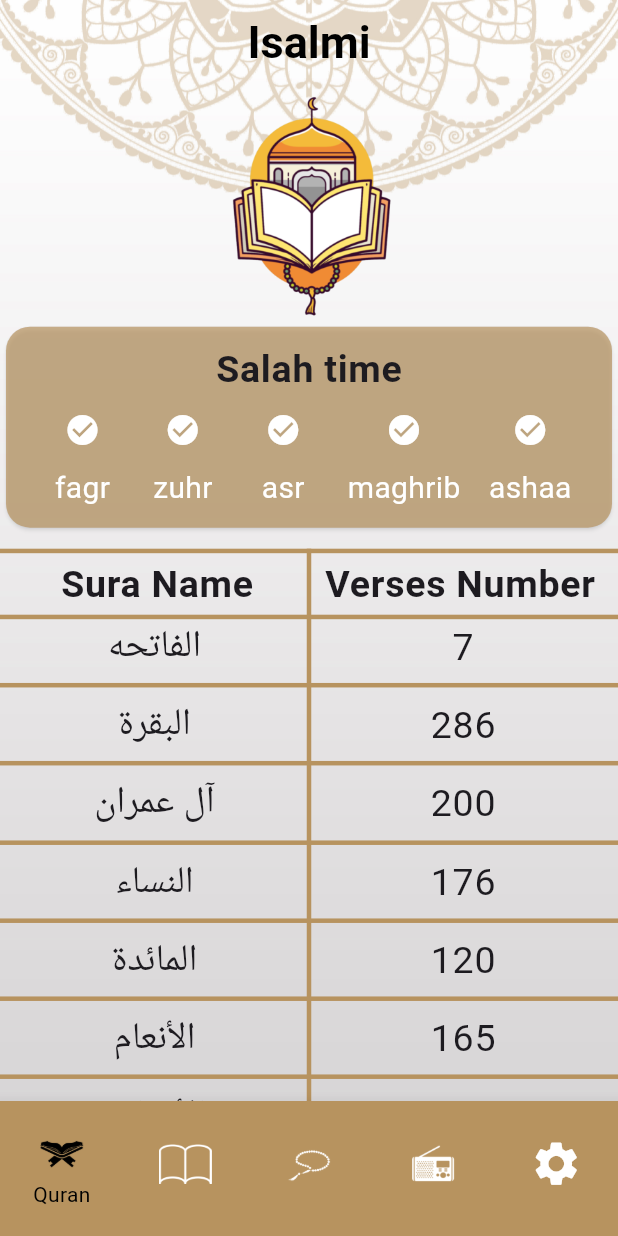
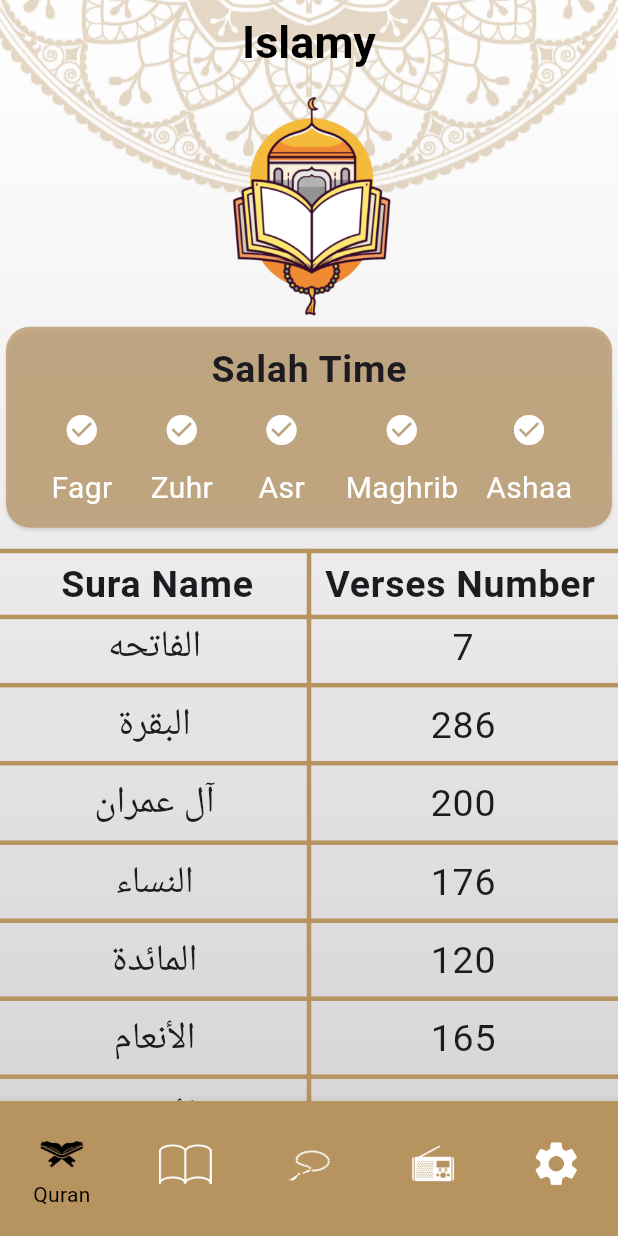
Before and after one commit to MahmoudHassan9/Islami_app, a Flutter app: the screen it shows after launch, on a phone screen of 412 x 824 dp. Run offline on Flutter 3.47's test engine with Material 3 defaults, Android fonts, the phone set to English and light mode, and no system bars; missing offline and left inert: dart:ffi; generated files the repository leaves out were written again.

Commit message:
+ Localization

```diff
--- /dev/null
+++ b/l10n.yaml
@@ -0,0 +1,3 @@
+arb-dir: lib/l10n
+template-arb-file: app_en.arb
+output-localization-file: app_localizations.dart
--- a/lib/my_app/my_app.dart
+++ b/lib/my_app/my_app.dart
@@ -9,15 +9,18 @@ import '../core/routes_manager.dart';
 import '../presentation/screens/hadith_details_screen/hadith_details_screen.dart';
 import '../presentation/screens/home/home_screen.dart';
 import '../presentation/screens/splash/splash_screen.dart';
-
+import 'package:flutter_gen/gen_l10n/app_localizations.dart';
 class MyApp extends StatelessWidget {
   const MyApp({super.key});
 
   @override
   Widget build(BuildContext context) {
     return MaterialApp(
+      locale: const Locale('en'),
       debugShowCheckedModeBanner: false,
       theme: AppTheme.lightTheme,
+      localizationsDelegates:AppLocalizations.localizationsDelegates,
+      supportedLocales: AppLocalizations.supportedLocales,
       routes: {
         RoutesManager.splashRoute: (_) => const SplashScreen(),
         RoutesManager.homeRoute: (_) => const HomeScreen(),
--- a/lib/presentation/screens/home/home_screen.dart
+++ b/lib/presentation/screens/home/home_screen.dart
@@ -6,7 +6,7 @@ import 'package:islami_app/presentation/screens/home/tabs/quran_tab/quran_tab.da
 import 'package:islami_app/presentation/screens/home/tabs/radio_tab/radio_tab.dart';
 import 'package:islami_app/presentation/screens/home/tabs/sebha_tab/sebha_tab.dart';
 import 'package:islami_app/presentation/screens/home/tabs/settings_tab/settings_tab.dart';
-
+import 'package:flutter_gen/gen_l10n/app_localizations.dart';
 import '../../../core/assets_manager.dart';
 
 class HomeScreen extends StatefulWidget {
@@ -39,8 +39,8 @@ class _HomeScreenState extends State<HomeScreen> {
       ),
       child: Scaffold(
         appBar: AppBar(
-          title: const Text(
-            'Isalmi',
+          title: Text(
+            AppLocalizations.of(context)!.islamy,
           ),
         ),
         body: tabs[currentIndex],
@@ -50,49 +50,49 @@ class _HomeScreenState extends State<HomeScreen> {
             setState(() {});
           },
           currentIndex: currentIndex,
-          items: const [
+          items:  [
             BottomNavigationBarItem(
-              icon: ImageIcon(
+              icon: const ImageIcon(
                 size: 35,
                 AssetImage(
                   AssetsManager.quranIcon,
                 ),
               ),
-              label: 'Quran',
+              label: AppLocalizations.of(context)!.quranTab,
             ),
             BottomNavigationBarItem(
-              icon: ImageIcon(
+              icon: const ImageIcon(
                 size: 35,
                 AssetImage(
                   AssetsManager.hadithIcon,
                 ),
               ),
-              label: 'Hadith',
+              label: AppLocalizations.of(context)!.hadithTab,
             ),
             BottomNavigationBarItem(
-              icon: ImageIcon(
+              icon: const ImageIcon(
                 size: 35,
                 AssetImage(
                   AssetsManager.sebhaIcon,
                 ),
               ),
-              label: 'Sebha',
+              label:  AppLocalizations.of(context)!.sebhaTab,
             ),
             BottomNavigationBarItem(
-              icon: ImageIcon(
+              icon: const ImageIcon(
                 size: 35,
                 AssetImage(
                   AssetsManager.radioIcon,
                 ),
               ),
-              label: 'Radio',
+              label:  AppLocalizations.of(context)!.radioTab,
             ),
             BottomNavigationBarItem(
-              icon: Icon(
+              icon: const Icon(
                 Icons.settings,
                 size: 35,
               ),
-              label: 'Settings',
+              label: AppLocalizations.of(context)!.settingsTab,
             ),
           ],
         ),
--- a/lib/presentation/screens/home/tabs/hadith_tab/widgets/el_ahadith_title.dart
+++ b/lib/presentation/screens/home/tabs/hadith_tab/widgets/el_ahadith_title.dart
@@ -1,6 +1,6 @@
 import 'package:flutter/cupertino.dart';
 import 'package:flutter/material.dart';
-
+import 'package:flutter_gen/gen_l10n/app_localizations.dart';
 class ElAhadithTitle extends StatelessWidget {
   const ElAhadithTitle({
     super.key,
@@ -23,7 +23,7 @@ class ElAhadithTitle extends StatelessWidget {
         ),
       ),
       child: Text(
-        'EL-Ahadith',
+        AppLocalizations.of(context)!.elAhadith,
         style: Theme.of(context).textTheme.labelMedium,
       ),
     );
--- a/lib/presentation/screens/home/tabs/quran_tab/widgets/name_and_number_title.dart
+++ b/lib/presentation/screens/home/tabs/quran_tab/widgets/name_and_number_title.dart
@@ -1,6 +1,6 @@
 import 'package:flutter/cupertino.dart';
 import 'package:flutter/material.dart';
-
+import 'package:flutter_gen/gen_l10n/app_localizations.dart';
 class NameAndNumberTitle extends StatelessWidget {
   const NameAndNumberTitle({super.key});
 
@@ -21,14 +21,14 @@ class NameAndNumberTitle extends StatelessWidget {
           children: [
             Expanded(
               child: Text(
-                'Sura Name',
+                AppLocalizations.of(context)!.suraName,
                 style: Theme.of(context).textTheme.labelMedium,
                 textAlign: TextAlign.center,
               ),
             ),
             Expanded(
               child: Text(
-                'Verses Number',
+                AppLocalizations.of(context)!.versesNumber,
                 style: Theme.of(context).textTheme.labelMedium,
                 textAlign: TextAlign.center,
               ),
--- a/lib/presentation/screens/home/tabs/quran_tab/widgets/salah_card_table.dart
+++ b/lib/presentation/screens/home/tabs/quran_tab/widgets/salah_card_table.dart
@@ -1,6 +1,7 @@
 import 'package:flutter/cupertino.dart';
 import 'package:flutter/material.dart';
 import 'package:islami_app/presentation/screens/home/tabs/quran_tab/widgets/salah_and_icon_column.dart';
+import 'package:flutter_gen/gen_l10n/app_localizations.dart';
 
 class SalahCardTable extends StatelessWidget {
   const SalahCardTable({super.key});
@@ -21,26 +22,26 @@ class SalahCardTable extends StatelessWidget {
         child: Column(
           children: [
             Text(
-              'Salah time',
+              AppLocalizations.of(context)!.salahTime,
               style: Theme.of(context).textTheme.labelMedium,
             ),
-            const Row(
+            Row(
               mainAxisAlignment: MainAxisAlignment.spaceEvenly,
               children: [
                 SalahAndIconColumn(
-                  text: 'fagr',
+                  text: AppLocalizations.of(context)!.fagr,
                 ),
                 SalahAndIconColumn(
-                  text: 'zuhr',
+                  text: AppLocalizations.of(context)!.zuhr,
                 ),
                 SalahAndIconColumn(
-                  text: 'asr',
+                  text: AppLocalizations.of(context)!.asr,
                 ),
                 SalahAndIconColumn(
-                  text: 'maghrib',
+                  text: AppLocalizations.of(context)!.maghrib,
                 ),
                 SalahAndIconColumn(
-                  text: 'ashaa',
+                  text: AppLocalizations.of(context)!.ashaa,
                 ),
               ],
             ),
--- a/lib/presentation/screens/home/tabs/sebha_tab/sebha_tab.dart
+++ b/lib/presentation/screens/home/tabs/sebha_tab/sebha_tab.dart
@@ -4,7 +4,7 @@ import 'package:flutter/cupertino.dart';
 import 'package:flutter/material.dart';
 import 'package:islami_app/core/assets_manager.dart';
 import 'package:islami_app/core/colors_manager.dart';
-
+import 'package:flutter_gen/gen_l10n/app_localizations.dart';
 class SebhaTab extends StatefulWidget {
   const SebhaTab({super.key});
 
@@ -67,7 +67,7 @@ class _SebhaTabState extends State<SebhaTab> {
           child: Column(
             children: [
               Text(
-                'Number of Tasbeehs',
+                AppLocalizations.of(context)!.numberOfTasbeeh,
                 style: Theme.of(context).textTheme.labelMedium,
               ),
               const SizedBox(
--- a/lib/presentation/screens/home/tabs/settings_tab/settings_tab.dart
+++ b/lib/presentation/screens/home/tabs/settings_tab/settings_tab.dart
@@ -3,7 +3,7 @@ import 'dart:ffi';
 import 'package:flutter/cupertino.dart';
 import 'package:flutter/material.dart';
 import 'package:islami_app/core/colors_manager.dart';
-
+import 'package:flutter_gen/gen_l10n/app_localizations.dart';
 class SetingsTab extends StatefulWidget {
   const SetingsTab({super.key});
 
@@ -24,7 +24,7 @@ class _SetingsTabState extends State<SetingsTab> {
           BuildSettingWidget(
             widget: SwitchListTile(
               title: Text(
-                'Dark Theme',
+                AppLocalizations.of(context)!.darkTheme,
                 style: Theme.of(context).textTheme.labelMedium?.copyWith(
                       fontSize: 22,
                     ),
@@ -49,7 +49,7 @@ class _SetingsTabState extends State<SetingsTab> {
             paddingVertical: 8,
             widget: ListTile(
               leading: Text(
-                'Language',
+                AppLocalizations.of(context)!.language,
                 style: Theme.of(context).textTheme.labelMedium?.copyWith(
                       fontSize: 22,
                     ),
--- a/pubspec.yaml
+++ b/pubspec.yaml
@@ -35,6 +35,9 @@ dependencies:
   # The following adds the Cupertino Icons font to your application.
   # Use with the CupertinoIcons class for iOS style icons.
   cupertino_icons: ^1.0.6
+  flutter_localizations:
+    sdk: flutter
+  intl: any
 
 
 dev_dependencies:
@@ -53,7 +56,7 @@ dev_dependencies:
 
 # The following section is specific to Flutter packages.
 flutter:
-
+  generate: true
   # The following line ensures that the Material Icons font is
   # included with your application, so that you can use the icons in
   # the material Icons class.
```
Also changed, not shown: lib/l10n/app_ar.arb (added, +20 -0 lines), lib/l10n/app_en.arb (added, +20 -0 lines), pubspec.lock.
